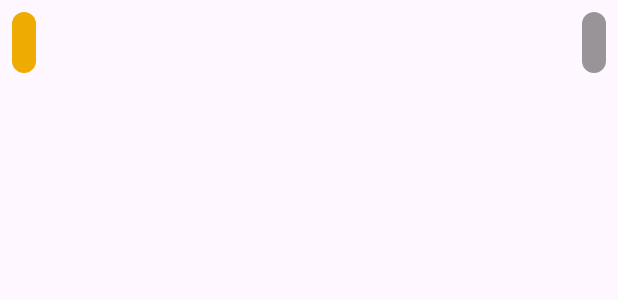
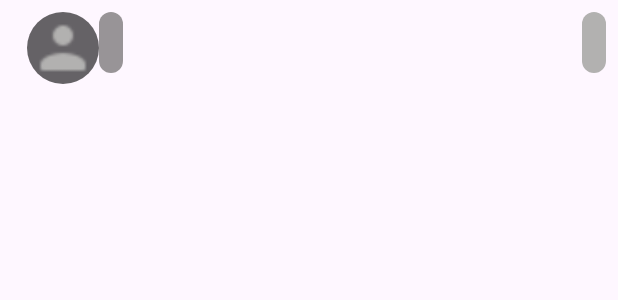
Before and after one commit to Winder510/Locket2, an Android app: the layout chat_message_recycler_row.xml on its own in the app's theme, with its tools: preview values and no code run, on a phone screen of 412 x 824 dp. Shown: the top 300 px of the screen. Run offline under Robolectric (Android 15) with nearby library versions, the phone set to English and light mode, and no system bars.

Commit message:
Merge remote-tracking branch 'origin/TanPhucUpdate-v.01' into TanPhucUpdate-v.01

```diff
--- a/app/src/main/res/layout/chat_message_recycler_row.xml
+++ b/app/src/main/res/layout/chat_message_recycler_row.xml
@@ -7,10 +7,11 @@
         android:layout_width="wrap_content"
         android:layout_height="wrap_content"
         android:background="@drawable/edit_text_rounded_corner"
-        android:backgroundTint="@color/chat_color_sender"
+        android:backgroundTint="@color/chat_color_receiver"
         android:padding="8dp"
         android:layout_marginEnd="80dp"
         android:id="@+id/left_chat_layout"
+        android:layout_toRightOf="@+id/profile_pic_layout"
         android:orientation="vertical">
         <TextView
             android:layout_width="wrap_content"
@@ -18,13 +19,15 @@
             android:textColor="@color/white"
             android:textSize="18sp"
 
-            android:id="@+id/left_chat_textview"/>
+            android:id="@+id/left_chat_textview" />
+
+
     </LinearLayout>
     <LinearLayout
         android:layout_width="wrap_content"
         android:layout_height="wrap_content"
         android:background="@drawable/edit_text_rounded_corner"
-        android:backgroundTint="@color/chat_color_receiver"
+        android:backgroundTint="@color/st_setting_color"
         android:layout_alignParentEnd="true"
         android:padding="8dp"
         android:layout_marginStart="80dp"
@@ -37,5 +40,10 @@
 
             android:id="@+id/right_chat_textview"/>
     </LinearLayout>
-
+    <include layout="@layout/profile_pic_view"
+        android:layout_width="48dp"
+        android:layout_height="48dp"
+        android:layout_marginStart="10dp"
+        android:id="@+id/profile_pic_layout"
+        />
 </RelativeLayout>
```
